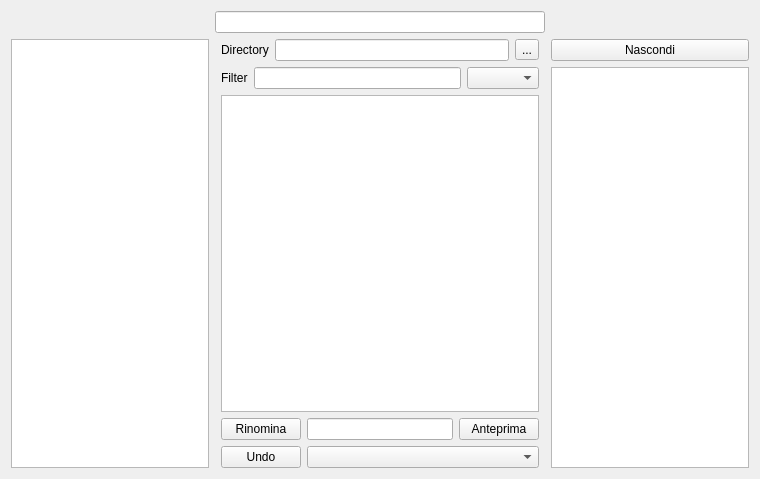
Above: tweezers.ui from asterix24/Tweezers before the change. Below: the same form after it.
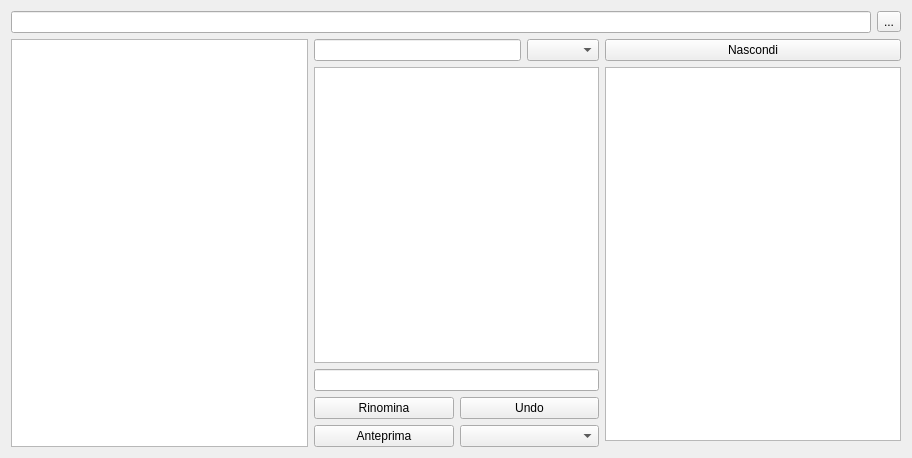
That is the form after the change.

Commit message: Reorder ui to add directory list. Some fix to use new widget.

What changed in the file:
```diff
--- a/tweezers.ui
+++ b/tweezers.ui
@@ -6,38 +6,56 @@
    <rect>
     <x>0</x>
     <y>0</y>
-    <width>760</width>
-    <height>479</height>
+    <width>912</width>
+    <height>458</height>
    </rect>
   </property>
   <property name="windowTitle">
    <string>Tweezers</string>
   </property>
   <widget class="QWidget" name="centralWidget">
-   <layout class="QGridLayout" name="gridLayout">
-    <item row="9" column="0">
-     <layout class="QVBoxLayout" name="verticalLayout">
+   <property name="sizePolicy">
+    <sizepolicy hsizetype="Preferred" vsizetype="Preferred">
+     <horstretch>0</horstretch>
+     <verstretch>0</verstretch>
+    </sizepolicy>
+   </property>
+   <layout class="QGridLayout" name="gridLayout" columnstretch="0,0,0,0,0,0,0">
+    <item row="2" column="2">
+     <layout class="QGridLayout" name="main_2" columnstretch="0,0,0,0">
+      <item row="3" column="0" rowspan="2">
+       <widget class="QListWidget" name="directoryList">
+        <property name="sizePolicy">
+         <sizepolicy hsizetype="Expanding" vsizetype="Expanding">
+          <horstretch>0</horstretch>
+          <verstretch>0</verstretch>
+         </sizepolicy>
+        </property>
+       </widget>
+      </item>
+      <item row="3" column="1" rowspan="2" colspan="2">
+       <layout class="QVBoxLayout" name="Main">
+        <property name="sizeConstraint">
+         <enum>QLayout::SetFixedSize</enum>
+        </property>
       <item>
-       <widget class="QListWidget" name="directoryList"/>
+         <layout class="QHBoxLayout" name="horizontalLayout">
+          <item>
+           <widget class="QLineEdit" name="globSelect">
+            <property name="minimumSize">
+             <size>
+              <width>207</width>
+              <height>22</height>
+             </size>
+            </property>
+           </widget>
+          </item>
+          <item>
+           <widget class="QComboBox" name="expSelect"/>
       </item>
      </layout>
     </item>
-    <item row="9" column="5">
-     <layout class="QGridLayout" name="gridLayout_4">
-      <item row="5" column="4">
-       <widget class="QLineEdit" name="expField"/>
-      </item>
-      <item row="6" column="2" colspan="2">
-       <widget class="QPushButton" name="undoRename">
-        <property name="text">
-         <string>Undo</string>
-        </property>
-       </widget>
-      </item>
-      <item row="6" column="4" colspan="2">
-       <widget class="QComboBox" name="expList"/>
-      </item>
-      <item row="4" column="2" colspan="4">
+        <item>
        <widget class="QTableWidget" name="fileList">
         <property name="editTriggers">
          <set>QAbstractItemView::SelectedClicked</set>
@@ -74,31 +92,45 @@
         </attribute>
        </widget>
       </item>
-      <item row="5" column="2" colspan="2">
+        <item>
+         <widget class="QLineEdit" name="expField"/>
+        </item>
+        <item>
+         <layout class="QHBoxLayout" name="horizontalLayout_5">
+          <item>
        <widget class="QPushButton" name="doRename">
         <property name="text">
          <string>Rinomina</string>
         </property>
        </widget>
       </item>
-      <item row="5" column="5">
+          <item>
+           <widget class="QPushButton" name="undoRename">
+            <property name="text">
+             <string>Undo</string>
+            </property>
+           </widget>
+          </item>
+         </layout>
+        </item>
+        <item>
+         <layout class="QHBoxLayout" name="horizontalLayout_4">
+          <item>
        <widget class="QPushButton" name="previewUpdate">
         <property name="text">
          <string>Anteprima</string>
         </property>
        </widget>
       </item>
-      <item row="0" column="2" colspan="4">
-       <layout class="QVBoxLayout" name="verticalLayout_3">
         <item>
-         <layout class="QHBoxLayout" name="horizontalLayout_2">
-          <item>
-           <widget class="QLabel" name="label">
-            <property name="text">
-             <string>Directory</string>
-            </property>
-           </widget>
+           <widget class="QComboBox" name="expList"/>
           </item>
+         </layout>
+        </item>
+       </layout>
+      </item>
+      <item row="2" column="0" colspan="4">
+       <layout class="QHBoxLayout" name="horizontalLayout_8">
           <item>
            <widget class="QLineEdit" name="selectDir"/>
           </item>
@@ -111,48 +143,7 @@
           </item>
          </layout>
         </item>
-        <item>
-         <layout class="QHBoxLayout" name="horizontalLayout_4">
-          <item>
-           <widget class="QLabel" name="label_2">
-            <property name="text">
-             <string>Filter</string>
-            </property>
-           </widget>
-          </item>
-          <item>
-           <widget class="QLineEdit" name="globSelect">
-            <property name="minimumSize">
-             <size>
-              <width>207</width>
-              <height>22</height>
-             </size>
-            </property>
-           </widget>
-          </item>
-          <item>
-           <widget class="QComboBox" name="expSelect"/>
-          </item>
-          <item>
-           <spacer name="horizontalSpacer">
-            <property name="orientation">
-             <enum>Qt::Horizontal</enum>
-            </property>
-            <property name="sizeHint" stdset="0">
-             <size>
-              <width>40</width>
-              <height>20</height>
-             </size>
-            </property>
-           </spacer>
-          </item>
-         </layout>
-        </item>
-       </layout>
-      </item>
-     </layout>
-    </item>
-    <item row="9" column="8">
+      <item row="3" column="3">
      <layout class="QVBoxLayout" name="infoLayout">
       <item>
        <widget class="QPushButton" name="hideFileInfo">
@@ -170,8 +161,7 @@
       </item>
      </layout>
     </item>
-    <item row="0" column="4" colspan="3">
-     <widget class="QLineEdit" name="absPath"/>
+     </layout>
     </item>
    </layout>
   </widget>
```
Lines whose indentation alone changed are shown as unchanged. The commit also changes 1 other file.
